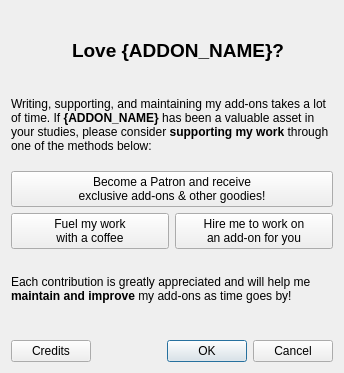
Qt form designer/contrib.ui (glutanimate/review-heatmap) before a commit.
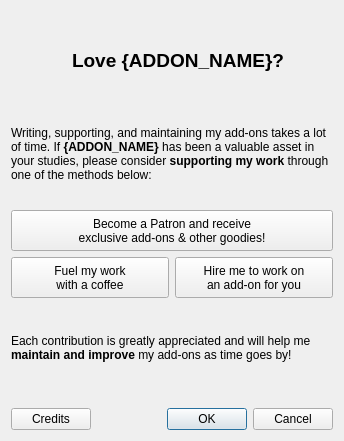
The same form after that commit. Icons and pictures are not drawn.

Diff of the .ui file:
```diff
--- a/designer/contrib.ui
+++ b/designer/contrib.ui
@@ -7,7 +7,7 @@
     <x>0</x>
     <y>0</y>
     <width>344</width>
-    <height>373</height>
+    <height>441</height>
    </rect>
   </property>
   <property name="sizePolicy">
@@ -197,8 +197,8 @@
          </property>
          <property name="iconSize">
           <size>
-           <width>42</width>
-           <height>42</height>
+           <width>32</width>
+           <height>32</height>
           </size>
          </property>
         </widget>
```
